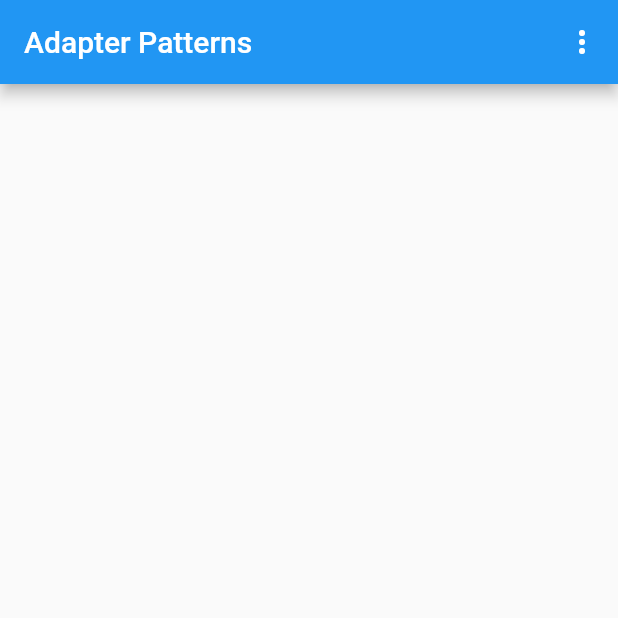
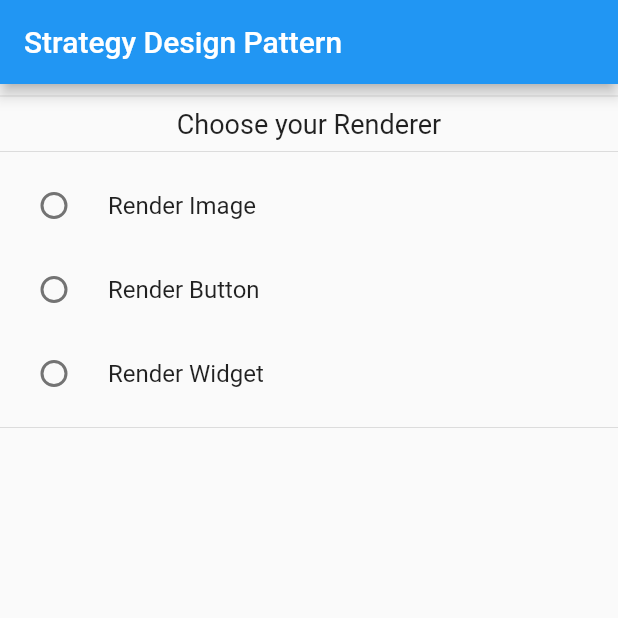
Before and after one commit to fahmi54321/solid_flutter_learn, a Flutter app: the screen it shows after launch, on a phone screen of 412 x 824 dp, the top half of it. Run offline on Flutter 3.47's test engine with Material 2 defaults, Android fonts, the phone set to English and light mode, and no system bars.

Commit message:
strategy pattern

```diff
--- a/lib/main.dart
+++ b/lib/main.dart
@@ -1,5 +1,5 @@
 import 'package:flutter/material.dart';
-import 'package:solid_flutter_learn/list_with_separator.dart';
+import 'package:solid_flutter_learn/main_page.dart';
 
 void main() {
   runApp(const MyApp());
@@ -18,58 +18,9 @@ class MyApp extends StatelessWidget {
 
   @override
   Widget build(BuildContext context) {
-    return MaterialApp(
+    return const MaterialApp(
       title: 'Factory Method Pattern',
-      home: MyHomePage(),
+      home: MainPage(),
     );
   }
 }
-
-class MyHomePage extends StatefulWidget {
-  @override
-  _MyHomePageState createState() => _MyHomePageState();
-}
-
-class _MyHomePageState extends State<MyHomePage> {
-  @override
-  Widget build(BuildContext context) {
-    return Scaffold(
-      appBar: AppBar(
-        title: const Text('Adapter Patterns'),
-        actions: [
-          PopupMenuButton(
-            itemBuilder: (context) {
-              return [
-                const PopupMenuItem<int>(
-                  value: 0,
-                  child: Text('XML Contacts'),
-                ),
-                const PopupMenuItem<int>(
-                  value: 1,
-                  child: Text('JSON Contacts'),
-                ),
-              ];
-            },
-            onSelected: (value) {
-              if (value == 0) {
-                Navigator.push(
-                  context,
-                  MaterialPageRoute(
-                    builder: (context) => XMLLongListWithSeparator(),
-                  ),
-                );
-              } else if (value == 1) {
-                Navigator.push(
-                  context,
-                  MaterialPageRoute(
-                    builder: (context) => JSONLongListWithSeparator(),
-                  ),
-                );
-              }
-            },
-          ),
-        ],
-      ),
-    );
-  }
-}
--- /dev/null
+++ b/lib/main_page.dart
@@ -0,0 +1,74 @@
+import 'package:flutter/material.dart';
+import 'package:solid_flutter_learn/renderer.dart';
+
+class MainPage extends StatefulWidget {
+  const MainPage({Key? key}) : super(key: key);
+
+  @override
+  State<MainPage> createState() => _MainPageState();
+}
+
+class _MainPageState extends State<MainPage> {
+  String? renderer;
+  Renderer? currRenderer;
+
+  @override
+  Widget build(BuildContext context) {
+    return Scaffold(
+      appBar: AppBar(
+        title: const Text('Strategy Design Pattern'),
+      ),
+      body: SingleChildScrollView(
+        child: Column(
+          children: [
+            const Divider(),
+            const Text(
+              "Choose your Renderer",
+              style: TextStyle(fontSize: 18),
+            ),
+            const Divider(),
+            RadioListTile(
+              title: const Text("Render Image"),
+              value: "image",
+              groupValue: renderer,
+              onChanged: (value) {
+                setState(() {
+                  renderer = value.toString();
+                  currRenderer = ImageRenderer();
+                });
+              },
+            ),
+            RadioListTile(
+              title: const Text("Render Button"),
+              value: "button",
+              groupValue: renderer,
+              onChanged: (value) {
+                setState(() {
+                  renderer = value.toString();
+                  currRenderer = ButtonRenderer();
+                });
+              },
+            ),
+            RadioListTile(
+              title: const Text("Render Widget"),
+              value: "widget",
+              groupValue: renderer,
+              onChanged: (value) {
+                setState(() {
+                  renderer = value.toString();
+                  currRenderer = WidgetRenderer();
+                });
+              },
+            ),
+            const Divider(),
+            Container(
+              margin: const EdgeInsets.all(10.0),
+              padding: const EdgeInsets.all(10.0),
+              child: currRenderer?.render(),
+            )
+          ],
+        ),
+      ),
+    );
+  }
+}
--- /dev/null
+++ b/lib/renderer.dart
@@ -0,0 +1,48 @@
+import 'package:flutter/material.dart';
+
+abstract class Renderer {
+  Widget render();
+}
+
+class ImageRenderer extends Renderer {
+  @override
+  Widget render() {
+    return Image.asset('images/dart_with_flutter.png');
+  }
+}
+
+class ButtonRenderer extends Renderer {
+  @override
+  Widget render() {
+    return ElevatedButton(
+      style: ElevatedButton.styleFrom(primary: Colors.blue),
+      onPressed: () {
+        debugPrint('Elevated Button Pressed');
+      },
+      child: const Text('Elevated Button'),
+    );
+  }
+}
+
+class WidgetRenderer extends Renderer {
+  @override
+  Widget render() {
+    return GestureDetector(
+      behavior: HitTestBehavior.opaque,
+      onTap: () {
+        debugPrint('Tapped The Row');
+      },
+      child: Row(
+        mainAxisAlignment: MainAxisAlignment.spaceEvenly,
+        children: const [
+          Icon(
+            Icons.local_fire_department,
+            color: Colors.amberAccent,
+          ),
+          Text('Row Widget'),
+          Icon(Icons.local_fire_department),
+        ],
+      ),
+    );
+  }
+}
--- a/pubspec.yaml
+++ b/pubspec.yaml
@@ -63,8 +63,8 @@ flutter:
   uses-material-design: true
 
   # To add assets to your application, add an assets section, like this:
-  # assets:
-  #   - images/a_dot_burr.jpeg
+  assets:
+    - assets/
   #   - images/a_dot_ham.jpeg
 
   # An image asset can refer to one or more resolution-specific "variants", see
```
Also changed, not shown: lib/contacts.dart (deleted, +0 -143 lines), lib/list_with_separator.dart (deleted, +0 -70 lines), assets/dart_with_flutter.png (added).
